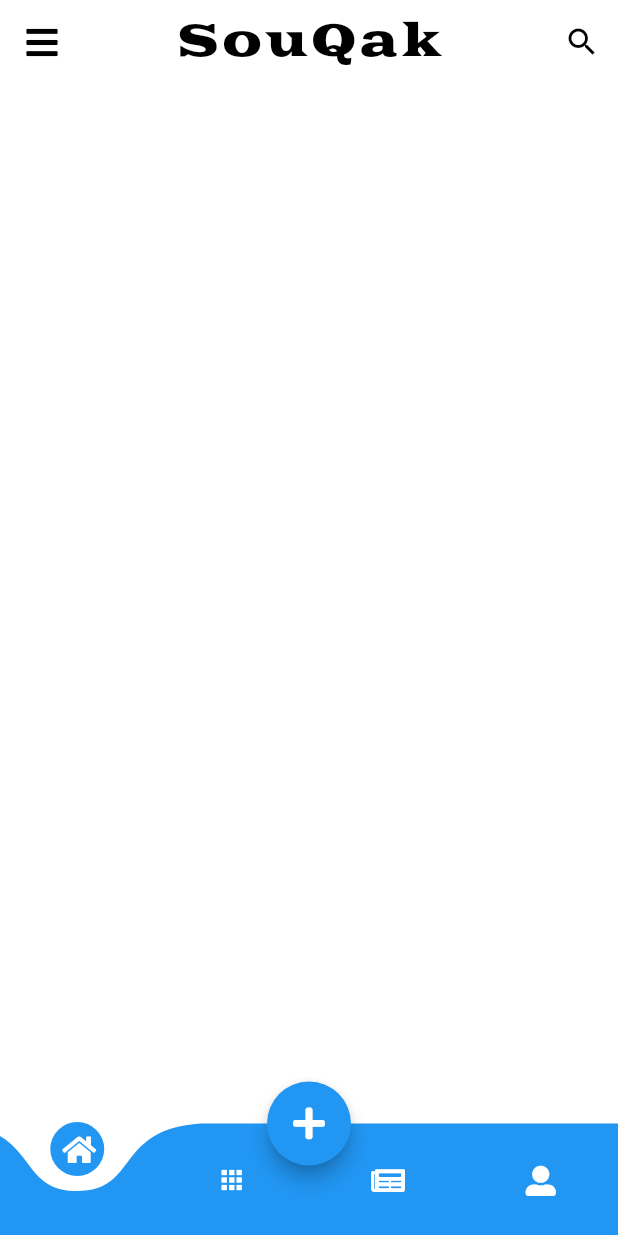
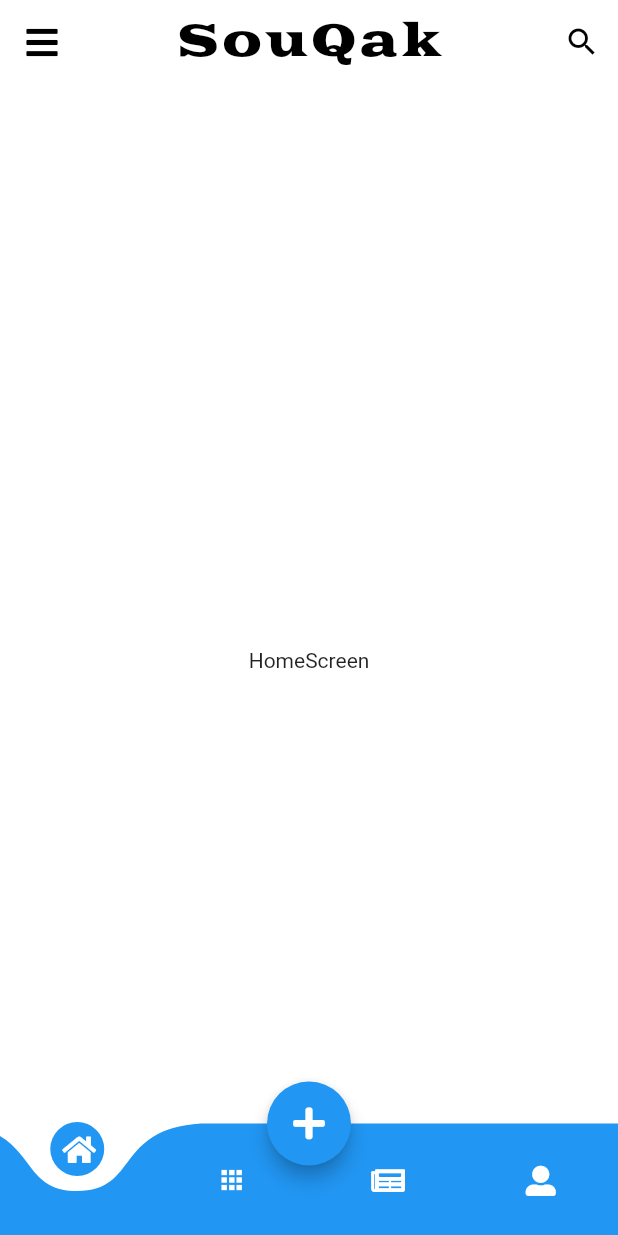
Before and after one commit to Ahmed-Habeeb/souqak, a Flutter app: the screen it shows after launch, on a phone screen of 412 x 824 dp. Run offline on Flutter 3.47's test engine with Material 2 defaults, Android fonts, the phone set to English and light mode, and no system bars; drawn by our look-alikes of curved_navigation_bar; our stand-ins replace dio, font_awesome_flutter, get, shared_preferences.

```diff
--- a/lib/mybindings.dart
+++ b/lib/mybindings.dart
@@ -1,5 +1,6 @@
 import 'package:get/get.dart';
 import 'package:souqak/viewmodels/authviewmodel.dart';
+import 'package:souqak/viewmodels/mainscreencontroller.dart';
 
 
 
@@ -9,6 +10,8 @@ class MyBindings implements Bindings{
   @override
   void dependencies() {
     Get.lazyPut<AuthViewModel>(() => AuthViewModel());
+    Get.lazyPut<MainScreenController>(() => MainScreenController());
+
 
   }
 
--- /dev/null
+++ b/lib/screens/homescreen.dart
@@ -0,0 +1,11 @@
+import 'package:flutter/material.dart';
+
+class HomeScreen extends StatelessWidget {
+
+  @override
+  Widget build(BuildContext context) {
+    return Container(
+      child: Center(child: Text("HomeScreen"),),
+    );
+  }
+}
--- a/lib/screens/mainscreen.dart
+++ b/lib/screens/mainscreen.dart
@@ -1,58 +1,47 @@
-
 import 'package:curved_navigation_bar/curved_navigation_bar.dart';
-import 'package:flutter/foundation.dart';
 import 'package:flutter/material.dart';
 import 'package:font_awesome_flutter/font_awesome_flutter.dart';
 import 'package:get/get.dart';
 import 'package:souqak/screens/searchscreen.dart';
+import 'package:souqak/viewmodels/mainscreencontroller.dart';
 
-class MainScreen extends StatefulWidget {
+import 'categoriesscreen.dart';
+import 'homescreen.dart';
+import 'newsscreen.dart';
+import 'profilescreen.dart';
+
+class MainScreen extends StatelessWidget {
   static final screenName = "/";
-
-  @override
-  _MainScreenState createState() => _MainScreenState();
-}
-
-class _MainScreenState extends State<MainScreen> {
-  bool navOpened = false;
 
   @override
   Widget build(BuildContext context) {
     return Scaffold(
-      body: Stack(
+      body: Obx(()=>Stack(
         children: [
+          //Inkwell Contains Drawer
           InkWell(
-            onTap: (){
-              setState(() {
-                navOpened=false;
-              });
+              onTap: () {
+                Get.find<MainScreenController>().navOpened.value = false;
               },
               child: Container(
                 color: Colors.blue,
               )),
           GestureDetector(
-            onTap: (){setState(() {
-              navOpened=false;
-            });},
-            onHorizontalDragUpdate: (i){
-              if(i.delta.dx>0){
-                setState(() {
-                  navOpened=true;
-
-                });
-              }else{
-                setState(() {
-                  navOpened=false;
-
-                });
+            onTap: () {
+              Get.find<MainScreenController>().navOpened.value = false;
+            },
+            onHorizontalDragUpdate: (i) {
+              if (i.delta.dx > 0) {
+                Get.find<MainScreenController>().navOpened.value = true;
+              } else {
+                Get.find<MainScreenController>().navOpened.value = false;
               }
             },
             child: AnimatedContainer(
-              transform: (navOpened)
+              transform: (Get.find<MainScreenController>().navOpened.value)
                   ? Matrix4.translationValues(200, 50, .5)
                   : Matrix4.translationValues(0, 0, 0),
               duration: Duration(milliseconds: 400),
-
               child: Scaffold(
                 extendBody: true,
                 backgroundColor: Colors.white,
@@ -62,9 +51,8 @@ class _MainScreenState extends State<MainScreen> {
                   leading: IconButton(
                     icon: Icon(FontAwesomeIcons.bars),
                     onPressed: () {
-                      setState(() {
-                        navOpened = !navOpened;
-                      });
+                      Get.find<MainScreenController>().navOpened.value =
+                      !Get.find<MainScreenController>().navOpened.value;
                     },
                   ),
                   iconTheme: IconThemeData(
@@ -90,12 +78,12 @@ class _MainScreenState extends State<MainScreen> {
                         })
                   ],
                 ),
-                body: SingleChildScrollView(
-                  child: Column(
-                    children: [],
-                  ),
-                ),
+                body: customTabView(Get.find<MainScreenController>().index.value),
                 bottomNavigationBar: CurvedNavigationBar(
+                  onTap: (i){
+                    Get.find<MainScreenController>().index.value=i;
+                  },
+                  index: Get.find<MainScreenController>().index.value,
                   backgroundColor: Colors.transparent,
                   color: Colors.blue,
                   items: [
@@ -132,7 +120,26 @@ class _MainScreenState extends State<MainScreen> {
             ),
           )
         ],
+      )),
+    );
+  }
+  customTabView(int index){
+    switch (index) {
+      case 0:
+        return HomeScreen();
+      case 1:
+        return CategoriesScreen();
+      case 2:
+        return NewsScreen();
+      case 3:
+        return ProfileScreen();
+      default:
+        return Container(
+          child: Center(
+            child: Text("Default"),
           ),
         );
+        break;
     }
   }
+}
--- /dev/null
+++ b/lib/viewmodels/mainscreencontroller.dart
@@ -0,0 +1,17 @@
+import 'package:flutter/material.dart';
+import 'package:get/get.dart';
+
+
+
+
+
+class MainScreenController extends GetxController {
+  RxBool navOpened = false.obs;
+  RxInt index=0.obs;
+
+
+
+
+
+
+}
```
Also changed, not shown: lib/screens/categoriesscreen.dart (added, +13 -0 lines), lib/screens/newsscreen.dart (added, +12 -0 lines), lib/screens/profilescreen.dart (added, +16 -0 lines), pubspec.lock. Lines whose indentation alone changed are shown as unchanged.
